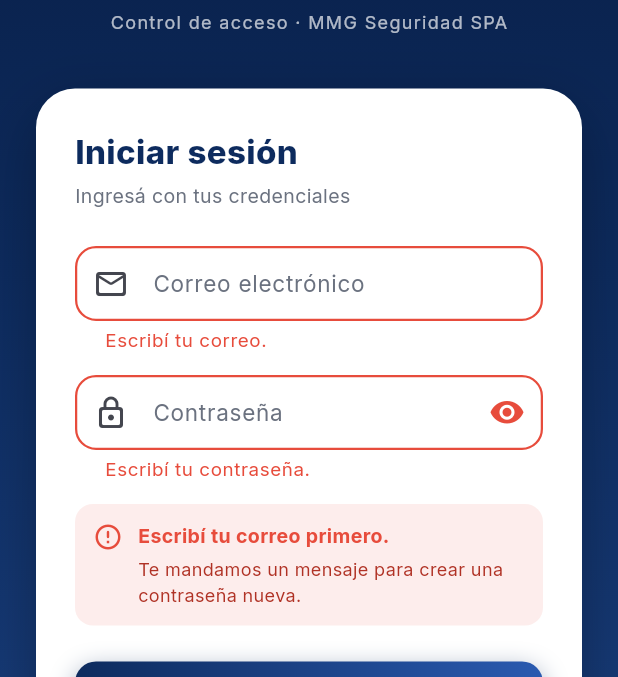
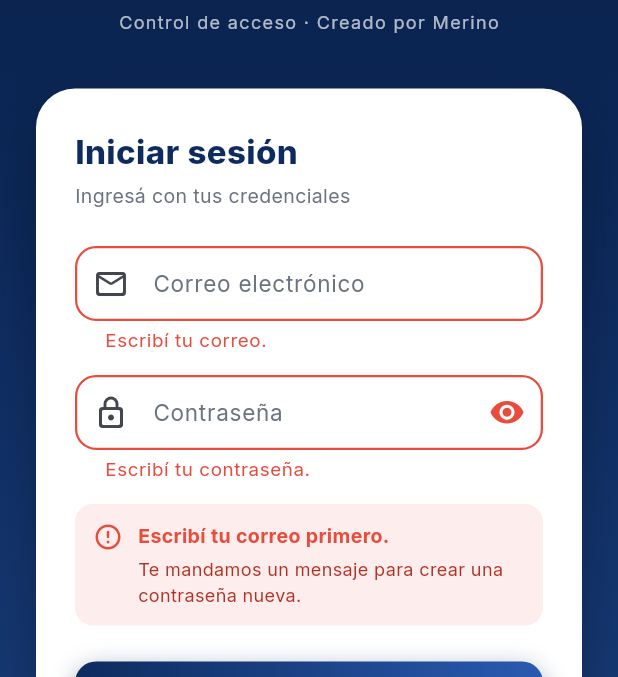
Before and after one commit to manumerinoguerrero-bit/TOMASS-SEGURIDAD, a Flutter app: the screen it shows after launch, after a tap on "INGRESAR", after a tap on "Olvidé mi contraseña", on a phone screen of 412 x 824 dp, the part 345-1022 px from its top. Run offline on Flutter 3.47's test engine with Material 3 defaults, Android fonts, the phone set to English and light mode, and no system bars; our stand-ins replace device_info_plus, firebase_core, firebase_messaging, flutter_map, flutter_riverpod, flutter_secure_storage and 13 more; missing offline and left inert: barcode, google_mlkit_text_recognition, mobile_scanner; accounts and stored records are empty.

Commit message:
Login: 'MMG Seguridad SPA' → 'Creado por Merino'
A pedido del cliente. El subtítulo del logo en la pantalla de inicio
ahora dice "Control de acceso · Creado por Merino".

```diff
--- a/app/lib/pantallas/login/pantalla_login.dart
+++ b/app/lib/pantallas/login/pantalla_login.dart
@@ -223,7 +223,7 @@ class _EstadoLogin extends ConsumerState<PantallaLogin> {
           ),
           const SizedBox(height: 6),
           Text(
-            'Control de acceso · MMG Seguridad SPA',
+            'Control de acceso · Creado por Merino',
             style: TextStyle(
               fontSize: 12,
               color: Colors.white.withValues(alpha: 0.68),
```
